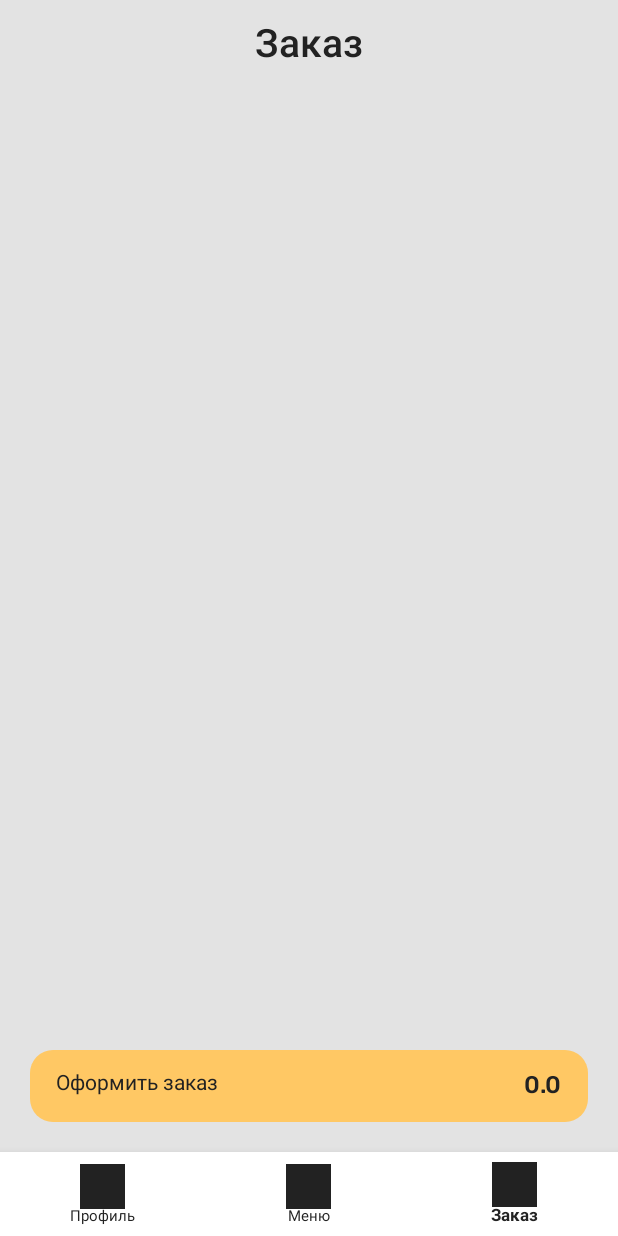
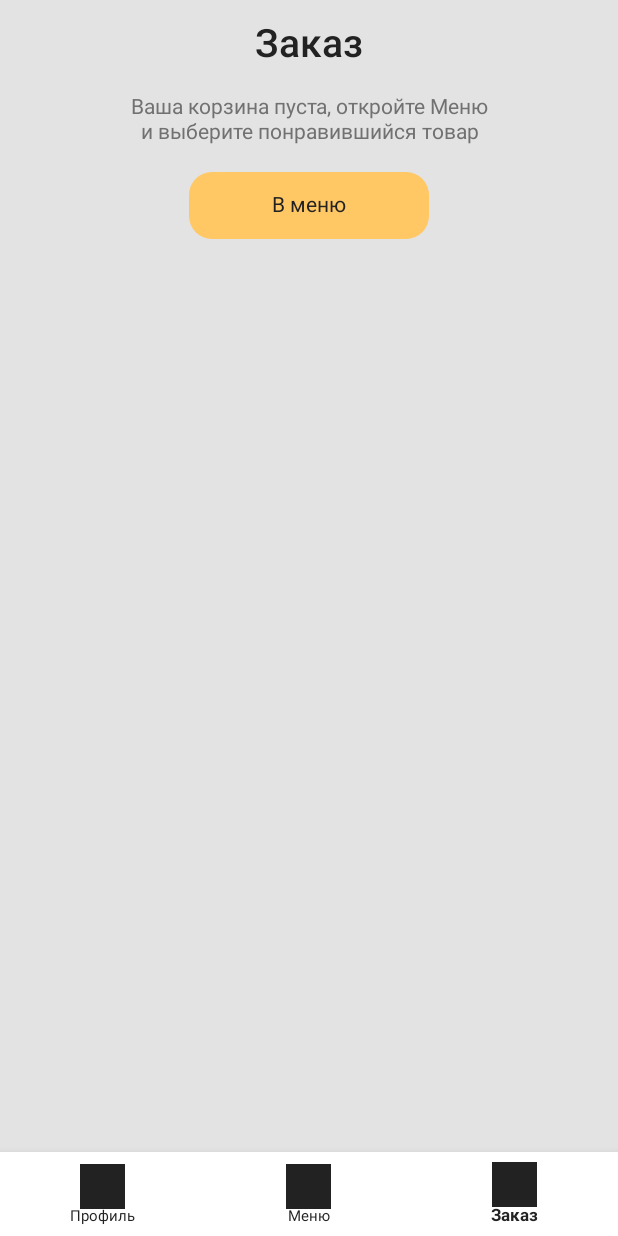
Before and after one commit to qwonix/FoxWhiskers, an Android app: the screen it shows after launch (MainActivity), item 3 of the bottom bar chosen, on a phone screen of 412 x 824 dp. Run offline under Robolectric (Android 15) with nearby library versions, the phone set to English and light mode, and no system bars; our stand-ins replace Picasso, data binding, navigation-ui; pictures from the network do not load; 1 statement that could not run was skipped.

Commit message:
add decimal formatter for price

```diff
--- a/app/src/main/java/ru/qwonix/android/foxwhiskers/fragment/OrderFragment.kt
+++ b/app/src/main/java/ru/qwonix/android/foxwhiskers/fragment/OrderFragment.kt
@@ -1,5 +1,6 @@
 package ru.qwonix.android.foxwhiskers.fragment
 
+import android.graphics.Rect
 import android.os.Bundle
 import android.view.LayoutInflater
 import android.view.View
@@ -12,6 +13,7 @@ import ru.qwonix.android.foxwhiskers.R
 import ru.qwonix.android.foxwhiskers.databinding.FragmentOrderBinding
 import ru.qwonix.android.foxwhiskers.fragment.adapter.OrderDishAdapter
 import ru.qwonix.android.foxwhiskers.util.DemoBottomSheetDialogFragment
+import ru.qwonix.android.foxwhiskers.util.Utils
 import ru.qwonix.android.foxwhiskers.viewmodel.MenuViewModel
 
 
@@ -27,6 +29,7 @@ class OrderFragment : Fragment(R.layout.fragment_order) {
         binding.apply {
             viewModel = menuViewModel
             lifecycleOwner = viewLifecycleOwner
+            priceFormat = Utils.DECIMAL_FORMAT
         }
         return binding.root
     }
@@ -43,19 +46,25 @@ class OrderFragment : Fragment(R.layout.fragment_order) {
             adapter = orderDishAdapter
             val manager = LinearLayoutManager(context, RecyclerView.VERTICAL, false)
             layoutManager = manager
+
+            addItemDecoration(object : RecyclerView.ItemDecoration() {
+                override fun getItemOffsets(
+                    outRect: Rect,
+                    view: View,
+                    parent: RecyclerView,
+                    state: RecyclerView.State
+                ) {
+                    outRect.bottom = 25
+                }
+            })
         }
-        // TODO: loading progress dialog
-//        viewModel.loading.observe(this, Observer {
-//            if (it) {
-//                binding.progressDialog.visibility = View.VISIBLE
-//            } else {
-//                binding.progressDialog.visibility = View.GONE
-//            }
-//        })
 
 
         binding.checkoutButton.setOnClickListener {
-            DemoBottomSheetDialogFragment().show(parentFragmentManager, "tag")
+            DemoBottomSheetDialogFragment(OrderConfirmationFragment.newInstance()).show(
+                parentFragmentManager,
+                "tag"
+            )
         }
 
     }
--- a/app/src/main/java/ru/qwonix/android/foxwhiskers/fragment/adapter/MenuDishAdapter.kt
+++ b/app/src/main/java/ru/qwonix/android/foxwhiskers/fragment/adapter/MenuDishAdapter.kt
@@ -8,6 +8,7 @@ import ru.qwonix.android.foxwhiskers.databinding.ItemMenuDishBinding
 import ru.qwonix.android.foxwhiskers.databinding.ItemMenuDishTypeBinding
 import ru.qwonix.android.foxwhiskers.entity.Dish
 import ru.qwonix.android.foxwhiskers.entity.DishType
+import ru.qwonix.android.foxwhiskers.util.Utils
 
 
 class MenuDishAdapter : RecyclerView.Adapter<MenuDishAdapter.ViewHolder>() {
@@ -72,6 +73,7 @@ class MenuDishAdapter : RecyclerView.Adapter<MenuDishAdapter.ViewHolder>() {
     class ViewHolder(private val binding: ViewDataBinding) : RecyclerView.ViewHolder(binding.root) {
         private fun bindDish(dish: DataModel.Dish) {
             (binding as ItemMenuDishBinding).dish = dish.value
+            (binding as ItemMenuDishBinding).priceFormat = Utils.DECIMAL_FORMAT
         }
 
         private fun bindDishType(dishType: DataModel.DishType) {
--- a/app/src/main/java/ru/qwonix/android/foxwhiskers/fragment/adapter/OrderDishAdapter.kt
+++ b/app/src/main/java/ru/qwonix/android/foxwhiskers/fragment/adapter/OrderDishAdapter.kt
@@ -6,6 +6,7 @@ import androidx.recyclerview.widget.DiffUtil
 import androidx.recyclerview.widget.RecyclerView
 import ru.qwonix.android.foxwhiskers.databinding.ItemOrderDishBinding
 import ru.qwonix.android.foxwhiskers.entity.Dish
+import ru.qwonix.android.foxwhiskers.util.Utils
 
 
 class OrderDishAdapter : RecyclerView.Adapter<OrderDishAdapter.ViewHolder>() {
@@ -37,6 +38,7 @@ class OrderDishAdapter : RecyclerView.Adapter<OrderDishAdapter.ViewHolder>() {
     ) : RecyclerView.ViewHolder(binding.root) {
         fun bind(dish: Dish) {
             binding.dish = dish
+            binding.priceFormat = Utils.DECIMAL_FORMAT
         }
     }
 
--- /dev/null
+++ b/app/src/main/java/ru/qwonix/android/foxwhiskers/util/Utils.kt
@@ -0,0 +1,15 @@
+package ru.qwonix.android.foxwhiskers.util
+
+import java.text.DecimalFormat
+import java.text.DecimalFormatSymbols
+
+class Utils {
+
+    companion object {
+        val DECIMAL_FORMAT = DecimalFormat("###,###.## ₽",
+            DecimalFormatSymbols().apply {
+                decimalSeparator = '.'
+                groupingSeparator = ' '
+            })
+    }
+}
--- a/app/src/main/java/ru/qwonix/android/foxwhiskers/viewmodel/MenuViewModel.kt
+++ b/app/src/main/java/ru/qwonix/android/foxwhiskers/viewmodel/MenuViewModel.kt
@@ -7,6 +7,8 @@ import androidx.lifecycle.ViewModel
 import ru.qwonix.android.foxwhiskers.BR
 import ru.qwonix.android.foxwhiskers.entity.Dish
 import ru.qwonix.android.foxwhiskers.entity.DishType
+import java.math.BigDecimal
+import java.math.BigInteger
 
 class MenuViewModel : ViewModel() {
 
@@ -16,7 +18,7 @@ class MenuViewModel : ViewModel() {
     private val _dishes = MutableLiveData<List<Dish>>(emptyList())
     val dishes: LiveData<List<Dish>> = _dishes
 
-    val orderPrice = MutableLiveData(0.0)
+    val orderPrice = MutableLiveData(BigDecimal(BigInteger.ZERO))
 
 //    var job: Job? = null
 
@@ -40,7 +42,7 @@ class MenuViewModel : ViewModel() {
                     if (propertyId == BR.count) {
                         val sumOf =
                             _dishes.value!!.sumOf { dish -> dish.count * dish.currencyPrice }
-                        orderPrice.value = sumOf
+                        orderPrice.value = BigDecimal(sumOf)
                     }
                 }
             })
--- a/app/src/main/res/layout/fragment_order.xml
+++ b/app/src/main/res/layout/fragment_order.xml
@@ -3,6 +3,14 @@
     xmlns:tools="http://schemas.android.com/tools">
 
     <data>
+
+        <import type="android.view.View" />
+
+        <import type="java.math.BigDecimal"/>
+
+        <variable
+            name="priceFormat"
+            type="java.text.DecimalFormat" />
 
         <variable
             name="viewModel"
@@ -21,11 +29,49 @@
             android:layout_marginTop="10dp"
             android:fontFamily="@font/rubik_medium"
             android:gravity="center"
-            android:maxLines="1"
             android:text="Заказ"
             android:textColor="@color/gray_900"
             android:textSize="26sp"
             tools:text="Заказ" />
+
+        <LinearLayout
+            android:layout_width="match_parent"
+            android:layout_height="wrap_content"
+            android:layout_marginTop="10dp"
+            android:orientation="vertical"
+            android:visibility="@{viewModel.orderPrice.signum() == 0 ? View.VISIBLE : View.GONE}">
+
+            <TextView
+                android:layout_width="match_parent"
+                android:layout_height="wrap_content"
+                android:fontFamily="@font/rubik_regular"
+                android:gravity="center"
+                android:text="Ваша корзина пуста, откройте Меню\nи выберите понравившийся товар"
+                android:textColor="@color/gray_700"
+                android:textSize="14sp" />
+
+            <FrameLayout
+                android:layout_width="160dp"
+                android:layout_height="wrap_content"
+                android:layout_gravity="center_horizontal"
+                android:layout_marginTop="15dp"
+                android:background="@drawable/rectangle_corners15_yellow300_background"
+                android:paddingVertical="5dp">
+
+                <TextView
+                    android:layout_width="wrap_content"
+                    android:layout_height="wrap_content"
+                    android:layout_gravity="center"
+                    android:layout_marginHorizontal="12dp"
+                    android:layout_marginVertical="6dp"
+                    android:fontFamily="@font/rubik_regular"
+                    android:text="В меню"
+                    android:textColor="@color/gray_900"
+                    android:textSize="14sp" />
+
+            </FrameLayout>
+        </LinearLayout>
+
 
         <androidx.recyclerview.widget.RecyclerView
             android:id="@+id/recycler_ordered_dishes"
@@ -37,23 +83,25 @@
             tools:itemCount="3"
             tools:layoutManager="androidx.recyclerview.widget.LinearLayoutManager"
             tools:listitem="@layout/item_order_dish"
-            tools:orientation="vertical"
-            tools:spanCount="2" />
+            tools:orientation="vertical" />
 
         <LinearLayout
             android:layout_width="match_parent"
             android:layout_height="wrap_content"
-            android:layout_marginBottom="20dp"
             android:orientation="vertical">
+
+        </LinearLayout>
 
         <FrameLayout
             android:id="@+id/checkout_button"
             android:layout_width="match_parent"
             android:layout_height="wrap_content"
             android:layout_marginHorizontal="20dp"
+            android:layout_marginBottom="20dp"
             android:background="@drawable/rectangle_corners15_yellow300_background"
             android:paddingHorizontal="5dp"
-                android:paddingVertical="5dp">
+            android:paddingVertical="5dp"
+            android:visibility="@{viewModel.orderPrice.signum() != 0 ? View.VISIBLE : View.GONE}">
 
             <TextView
                 android:layout_width="wrap_content"
@@ -73,12 +121,11 @@
                 android:layout_marginHorizontal="12dp"
                 android:layout_marginVertical="6dp"
                 android:fontFamily="@font/rubik_medium"
-                    android:text="@{String.valueOf(viewModel.orderPrice)}"
+                android:text="@{priceFormat.format(viewModel.orderPrice)}"
                 android:textColor="@color/gray_900"
                 android:textSize="16sp"
-                    tools:text="669.28 $" />
+                tools:text="669.28 ₽" />
 
         </FrameLayout>
     </LinearLayout>
-    </LinearLayout>
 </layout>
--- a/app/src/main/res/layout/item_menu_dish.xml
+++ b/app/src/main/res/layout/item_menu_dish.xml
@@ -6,6 +6,10 @@
     <data>
 
         <import type="android.view.View" />
+
+        <variable
+            name="priceFormat"
+            type="java.text.DecimalFormat" />
 
         <variable
             name="dish"
@@ -133,7 +137,7 @@
                         android:layout_marginVertical="6dp"
                         android:fontFamily="@font/rubik_regular"
                         android:gravity="center"
-                        android:text="@{dish.currencyPriceText}"
+                        android:text="@{priceFormat.format(dish.currencyPrice)}"
                         android:textColor="@color/gray_900"
                         tools:text="669 ₽" />
 
--- a/app/src/main/res/layout/item_order_dish.xml
+++ b/app/src/main/res/layout/item_order_dish.xml
@@ -4,6 +4,10 @@
     xmlns:tools="http://schemas.android.com/tools">
 
     <data>
+
+        <variable
+            name="priceFormat"
+            type="java.text.DecimalFormat" />
 
         <variable
             name="dish"
@@ -118,7 +122,7 @@
             android:layout_marginVertical="6dp"
             android:fontFamily="@font/rubik_regular"
             android:gravity="center"
-            android:text="@{dish.currencyPriceText}"
+            android:text="@{priceFormat.format(dish.currencyPrice * dish.count)}"
             android:textColor="@color/gray_900"
             android:textSize="24sp"
             tools:text="669 ₽" />
```
Lines whose indentation alone changed are shown as unchanged.
